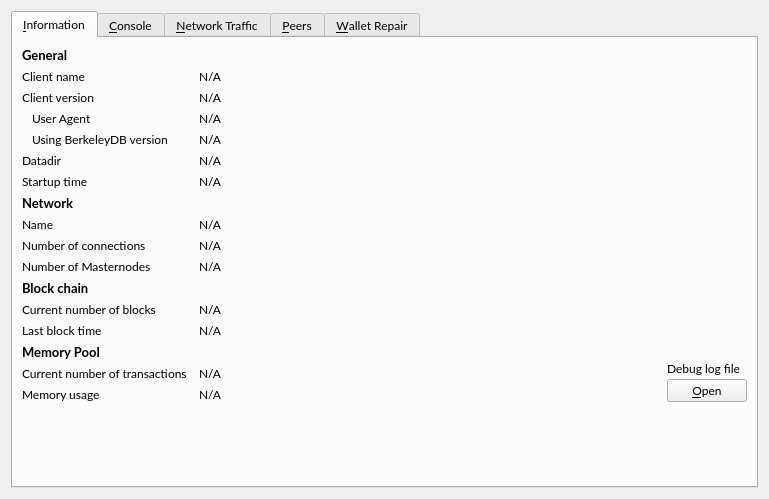
Old version of the form src/qt/forms/debugwindow.ui in the repository ichudu/ABS.
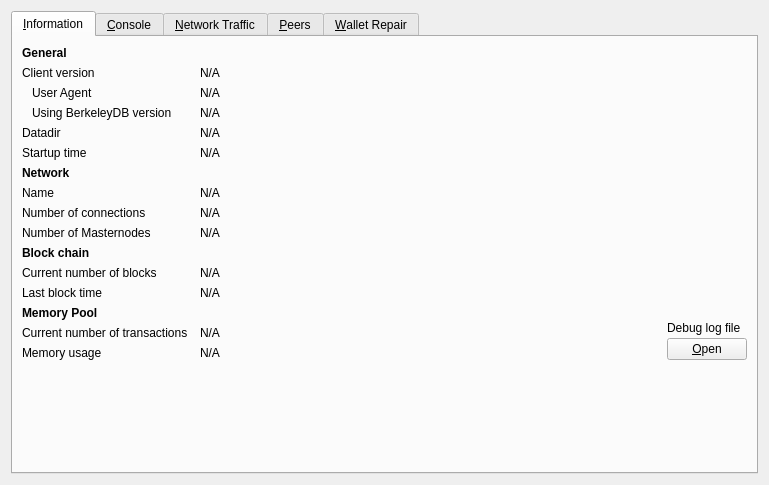
New version of the form. Icons and pictures are not drawn. Custom widgets are drawn as their Qt base class.

What changed in the file:
```diff
--- a/src/qt/forms/debugwindow.ui
+++ b/src/qt/forms/debugwindow.ui
@@ -16,11 +16,6 @@
   <layout class="QVBoxLayout" name="verticalLayout_2">
    <item>
     <widget class="QTabWidget" name="tabWidget">
-     <property name="font">
-      <font>
-       <family>Lato</family>
-      </font>
-     </property>
      <property name="currentIndex">
       <number>0</number>
      </property>
@@ -36,8 +31,6 @@
         <widget class="QLabel" name="label_9">
          <property name="font">
           <font>
-           <family>Lato</family>
-           <pointsize>10</pointsize>
            <weight>75</weight>
            <bold>true</bold>
           </font>
@@ -48,46 +41,13 @@
         </widget>
        </item>
        <item row="1" column="0">
-        <widget class="QLabel" name="label_5">
-         <property name="font">
-          <font>
-           <family>Lato</family>
-          </font>
-         </property>
-         <property name="text">
-          <string>Client name</string>
-         </property>
-        </widget>
-       </item>
-       <item row="1" column="1" colspan="2">
-        <widget class="QLabel" name="clientName">
-         <property name="cursor">
-          <cursorShape>IBeamCursor</cursorShape>
-         </property>
-         <property name="text">
-          <string>N/A</string>
-         </property>
-         <property name="textFormat">
-          <enum>Qt::PlainText</enum>
-         </property>
-         <property name="textInteractionFlags">
-          <set>Qt::LinksAccessibleByMouse|Qt::TextSelectableByKeyboard|Qt::TextSelectableByMouse</set>
-         </property>
-        </widget>
-       </item>
-       <item row="2" column="0">
         <widget class="QLabel" name="label_6">
-         <property name="font">
-          <font>
-           <family>Lato</family>
-          </font>
-         </property>
          <property name="text">
           <string>Client version</string>
          </property>
         </widget>
        </item>
-       <item row="2" column="1" colspan="2">
+       <item row="1" column="1" colspan="2">
         <widget class="QLabel" name="clientVersion">
          <property name="cursor">
           <cursorShape>IBeamCursor</cursorShape>
@@ -103,13 +63,8 @@
          </property>
         </widget>
        </item>
-       <item row="3" column="0">
+       <item row="2" column="0">
         <widget class="QLabel" name="labelClientUserAgent">
-         <property name="font">
-          <font>
-           <family>Lato</family>
-          </font>
-         </property>
          <property name="text">
           <string>User Agent</string>
          </property>
@@ -118,7 +73,7 @@
          </property>
         </widget>
        </item>
-       <item row="3" column="1" colspan="2">
+       <item row="2" column="1" colspan="2">
         <widget class="QLabel" name="clientUserAgent">
          <property name="cursor">
           <cursorShape>IBeamCursor</cursorShape>
@@ -134,13 +89,8 @@
          </property>
         </widget>
        </item>
-       <item row="4" column="0">
+       <item row="3" column="0">
         <widget class="QLabel" name="label_berkeleyDBVersion">
-         <property name="font">
-          <font>
-           <family>Lato</family>
-          </font>
-         </property>
          <property name="text">
           <string>Using BerkeleyDB version</string>
          </property>
@@ -149,7 +99,7 @@
          </property>
         </widget>
        </item>
-       <item row="4" column="1" colspan="2">
+       <item row="3" column="1" colspan="2">
         <widget class="QLabel" name="berkeleyDBVersion">
          <property name="cursor">
           <cursorShape>IBeamCursor</cursorShape>
@@ -165,19 +115,14 @@
          </property>
         </widget>
        </item>
-       <item row="5" column="0">
+       <item row="4" column="0">
         <widget class="QLabel" name="label_12">
-         <property name="font">
-          <font>
-           <family>Lato</family>
-          </font>
-         </property>
          <property name="text">
           <string>Datadir</string>
          </property>
         </widget>
        </item>
-       <item row="5" column="1" colspan="2">
+       <item row="4" column="1" colspan="2">
         <widget class="QLabel" name="dataDir">
          <property name="cursor">
           <cursorShape>IBeamCursor</cursorShape>
@@ -196,19 +141,14 @@
          </property>
         </widget>
        </item>
-       <item row="6" column="0">
+       <item row="5" column="0">
         <widget class="QLabel" name="label_13">
-         <property name="font">
-          <font>
-           <family>Lato</family>
-          </font>
-         </property>
          <property name="text">
           <string>Startup time</string>
          </property>
         </widget>
        </item>
-       <item row="6" column="1" colspan="2">
+       <item row="5" column="1" colspan="2">
         <widget class="QLabel" name="startupTime">
          <property name="cursor">
           <cursorShape>IBeamCursor</cursorShape>
@@ -224,34 +164,27 @@
          </property>
         </widget>
        </item>
+       <item row="6" column="0">
+           <widget class="QLabel" name="labelNetwork">
+               <property name="font">
+                   <font>
+                       <weight>75</weight>
+                       <bold>true</bold>
+                   </font>
+               </property>
+               <property name="text">
+                   <string>Network</string>
+               </property>
+           </widget>
+       </item>
        <item row="7" column="0">
-        <widget class="QLabel" name="labelNetwork">
-         <property name="font">
-          <font>
-           <family>Lato</family>
-           <pointsize>10</pointsize>
-           <weight>75</weight>
-           <bold>true</bold>
-          </font>
-         </property>
-         <property name="text">
-          <string>Network</string>
-         </property>
-        </widget>
-       </item>
-       <item row="8" column="0">
         <widget class="QLabel" name="label_8">
-         <property name="font">
-          <font>
-           <family>Lato</family>
-          </font>
-         </property>
          <property name="text">
           <string>Name</string>
          </property>
         </widget>
        </item>
-       <item row="8" column="1" colspan="2">
+       <item row="7" column="1" colspan="2">
         <widget class="QLabel" name="networkName">
          <property name="cursor">
           <cursorShape>IBeamCursor</cursorShape>
@@ -267,19 +200,14 @@
          </property>
         </widget>
        </item>
-       <item row="9" column="0">
+       <item row="8" column="0">
         <widget class="QLabel" name="label_7">
-         <property name="font">
-          <font>
-           <family>Lato</family>
-          </font>
-         </property>
          <property name="text">
           <string>Number of connections</string>
          </property>
         </widget>
        </item>
-       <item row="9" column="1" colspan="2">
+       <item row="8" column="1" colspan="2">
         <widget class="QLabel" name="numberOfConnections">
          <property name="cursor">
           <cursorShape>IBeamCursor</cursorShape>
@@ -295,31 +223,24 @@
          </property>
         </widget>
        </item>
-       <item row="10" column="0">
+       <item row="9" column="0">
         <widget class="QLabel" name="masternodeCountLabel">
-         <property name="font">
-          <font>
-           <family>Lato</family>
-          </font>
-         </property>
          <property name="text">
           <string>Number of Masternodes</string>
          </property>
         </widget>
        </item>
-       <item row="10" column="1">
+       <item row="9" column="1">
         <widget class="QLabel" name="masternodeCount">
          <property name="text">
           <string>N/A</string>
          </property>
         </widget>
        </item>
-       <item row="11" column="0">
+       <item row="10" column="0">
         <widget class="QLabel" name="label_10">
          <property name="font">
           <font>
-           <family>Lato</family>
-           <pointsize>10</pointsize>
            <weight>75</weight>
            <bold>true</bold>
           </font>
@@ -329,19 +250,14 @@
          </property>
         </widget>
        </item>
-       <item row="12" column="0">
+       <item row="11" column="0">
         <widget class="QLabel" name="label_3">
-         <property name="font">
-          <font>
-           <family>Lato</family>
-          </font>
-         </property>
          <property name="text">
           <string>Current number of blocks</string>
          </property>
         </widget>
        </item>
-       <item row="12" column="1" colspan="2">
+       <item row="11" column="1" colspan="2">
         <widget class="QLabel" name="numberOfBlocks">
          <property name="cursor">
           <cursorShape>IBeamCursor</cursorShape>
@@ -357,19 +273,14 @@
          </property>
         </widget>
        </item>
-       <item row="13" column="0">
+       <item row="12" column="0">
         <widget class="QLabel" name="labelLastBlockTime">
-         <property name="font">
-          <font>
-           <family>Lato</family>
-          </font>
-         </property>
          <property name="text">
           <string>Last block time</string>
          </property>
         </widget>
        </item>
-       <item row="13" column="1" colspan="2">
+       <item row="12" column="1" colspan="2">
         <widget class="QLabel" name="lastBlockTime">
          <property name="cursor">
           <cursorShape>IBeamCursor</cursorShape>
@@ -385,12 +296,10 @@
          </property>
         </widget>
        </item>
-       <item row="14" column="0">
+       <item row="13" column="0">
         <widget class="QLabel" name="labelMempoolTitle">
          <property name="font">
           <font>
-           <family>Lato</family>
-           <pointsize>10</pointsize>
            <weight>75</weight>
            <bold>true</bold>
           </font>
@@ -400,19 +309,14 @@
          </property>
         </widget>
        </item>
-       <item row="15" column="0">
+       <item row="14" column="0">
         <widget class="QLabel" name="labelNumberOfTransactions">
-         <property name="font">
-          <font>
-           <family>Lato</family>
-          </font>
-         </property>
          <property name="text">
           <string>Current number of transactions</string>
          </property>
         </widget>
        </item>
-       <item row="15" column="1">
+       <item row="14" column="1">
         <widget class="QLabel" name="mempoolNumberTxs">
          <property name="cursor">
           <cursorShape>IBeamCursor</cursorShape>
@@ -428,19 +332,14 @@
          </property>
         </widget>
        </item>
-       <item row="16" column="0">
+       <item row="15" column="0">
         <widget class="QLabel" name="labelMemoryUsage">
-         <property name="font">
-          <font>
-           <family>Lato</family>
-          </font>
-         </property>
          <property name="text">
           <string>Memory usage</string>
          </property>
         </widget>
        </item>
-       <item row="16" column="1">
+       <item row="15" column="1">
         <widget class="QLabel" name="mempoolSize">
          <property name="cursor">
           <cursorShape>IBeamCursor</cursorShape>
@@ -456,7 +355,7 @@
          </property>
         </widget>
        </item>
-       <item row="14" column="2" rowspan="3">
+       <item row="13" column="2" rowspan="3">
         <layout class="QVBoxLayout" name="verticalLayoutDebugButton">
          <property name="spacing">
           <number>3</number>
@@ -496,7 +395,7 @@
          </item>
         </layout>
        </item>
-       <item row="18" column="0">
+       <item row="17" column="0">
         <spacer name="verticalSpacer">
          <property name="orientation">
           <enum>Qt::Vertical</enum>
```
Left out of the diff: 12 changed lines with no effect on the pictures.
